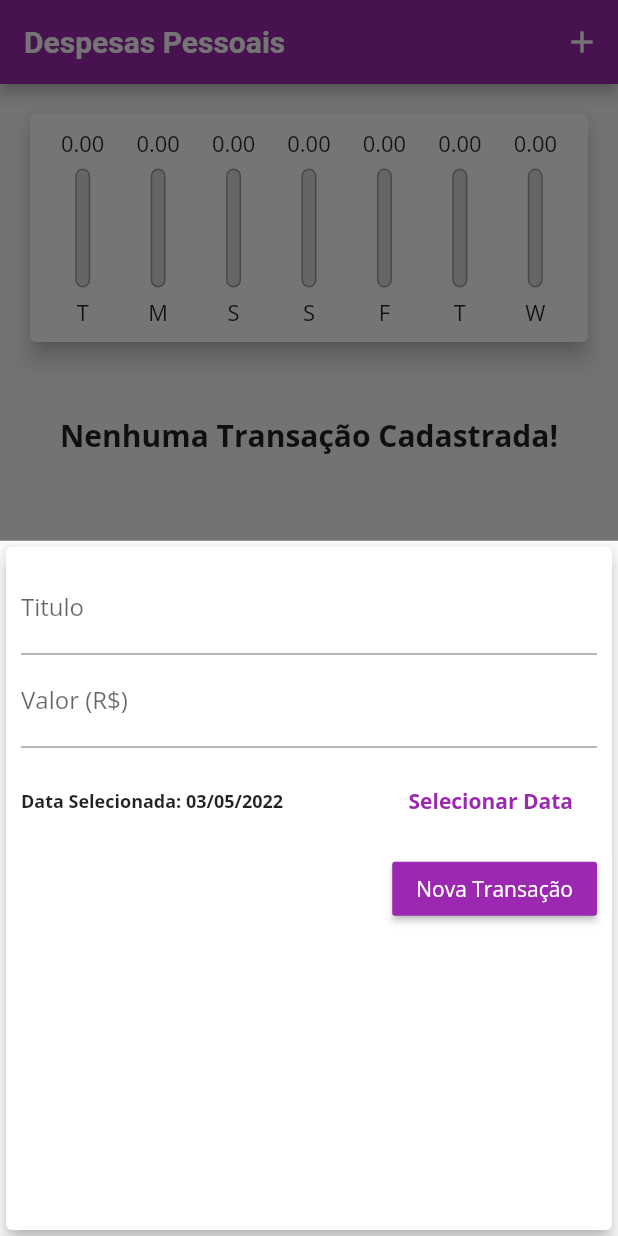
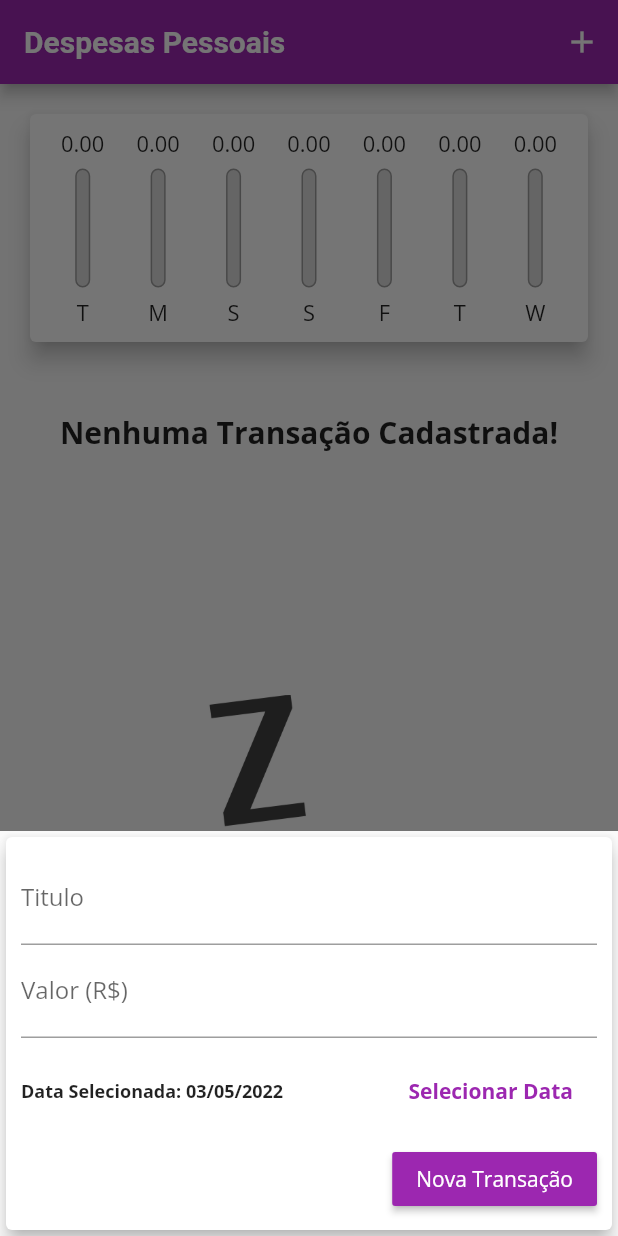
Before and after one commit to RaulSAraujo/App-Despesas-Pessoais, a Flutter app: the screen it shows after launch, after a tap on the "add" icon, on a phone screen of 412 x 824 dp. Run offline on Flutter 3.47's test engine with Material 2 defaults, Android fonts, the phone set to English and light mode, and no system bars; missing offline and left inert: dart:ffi.

Commit message:
Correções
Correções

```diff
--- a/lib/components/transaction_form.dart
+++ b/lib/components/transaction_form.dart
@@ -46,10 +46,16 @@ class _TransactionFormState extends State<TransactionForm> {
 
   @override
   Widget build(BuildContext context) {
-    return Card(
+    return SingleChildScrollView(
+      child: Card(
         elevation: 5,
         child: Padding(
-        padding: const EdgeInsets.all(10),
+          padding: EdgeInsets.only(
+            top: 10,
+            right: 10,
+            left: 10,
+            bottom: 10 + MediaQuery.of(context).viewInsets.bottom,
+          ),
           child: Column(
             children: <Widget>[
               TextField(
@@ -109,6 +115,7 @@ class _TransactionFormState extends State<TransactionForm> {
             ],
           ),
         ),
+      ),
     );
   }
 }
--- a/lib/main.dart
+++ b/lib/main.dart
@@ -22,7 +22,10 @@ class ExpensesApp extends StatelessWidget {
           titleTextStyle: TextStyle(
             fontFamily: 'Roboto',
             fontSize: 18,
-                  fontWeight: FontWeight.bold))),
+            fontWeight: FontWeight.bold,
+          ),
+        ),
+      ),
     );
   }
 }
@@ -76,14 +79,15 @@ class _MyHomePageState extends State<MyHomePage> {
 
   @override
   Widget build(BuildContext context) {
+    final mediaQuery = MediaQuery.of(context);
     bool isLandscape =
-        MediaQuery.of(context).orientation == Orientation.landscape;
+        mediaQuery.orientation == Orientation.landscape;
 
     final appBar = AppBar(
       title: Text(
         'Despesas Pessoais',
         style: TextStyle(
-          fontSize: 20 * MediaQuery.of(context).textScaleFactor,
+          fontSize: 20 * mediaQuery.textScaleFactor,
         ),
       ),
       actions: <Widget>[
@@ -102,7 +106,7 @@ class _MyHomePageState extends State<MyHomePage> {
         ),
       ],
     );
-    final availabelHeight = MediaQuery.of(context).size.height -
+    final availabelHeight = mediaQuery.size.height -
         appBar.preferredSize.height -
         MediaQuery.of(context).padding.top;
 
@@ -114,12 +118,12 @@ class _MyHomePageState extends State<MyHomePage> {
           children: <Widget>[
             if (_showChart || !isLandscape)
               Container(
-                height: availabelHeight * (isLandscape ? 0.7 : 0.25),
+                height: availabelHeight * (isLandscape ? 0.8 : 0.25),
                 child: Chart(_recentTransactions),
               ),
             if (!_showChart || !isLandscape)
               Container(
-                height: availabelHeight * 0.75,
+                height: availabelHeight * (isLandscape ? 1 : 0.7),
                 child: TransactionList(_transactions, _removeTransaction),
               ),
           ],
```
Also changed, not shown: lib/components/transaction_list.dart (+32 -11 lines). Lines whose indentation alone changed are shown as unchanged.
